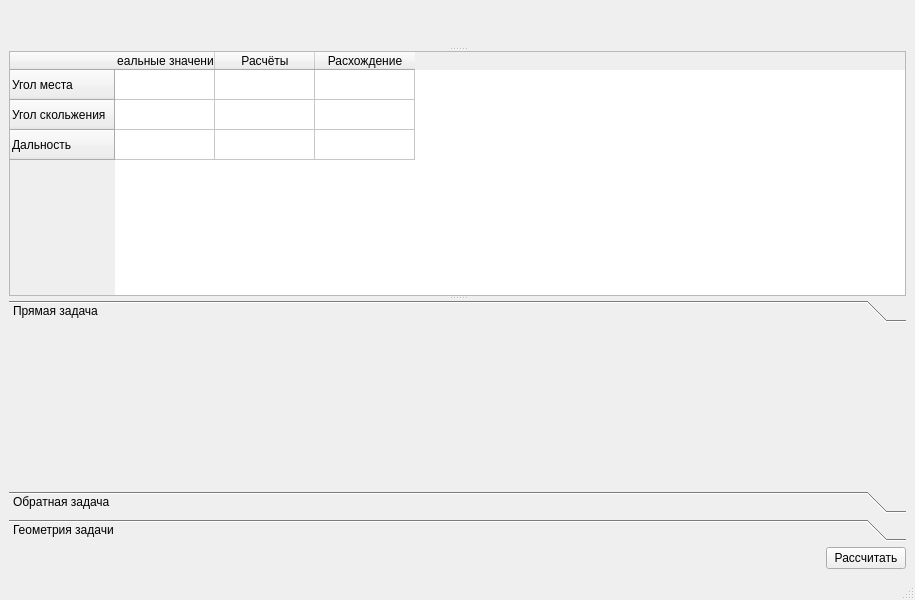
Before: the Qt Designer form gui/mainwindow.ui in St0rm-Petrel/Troposphere-refraction-2026, drawn with Qt 5.
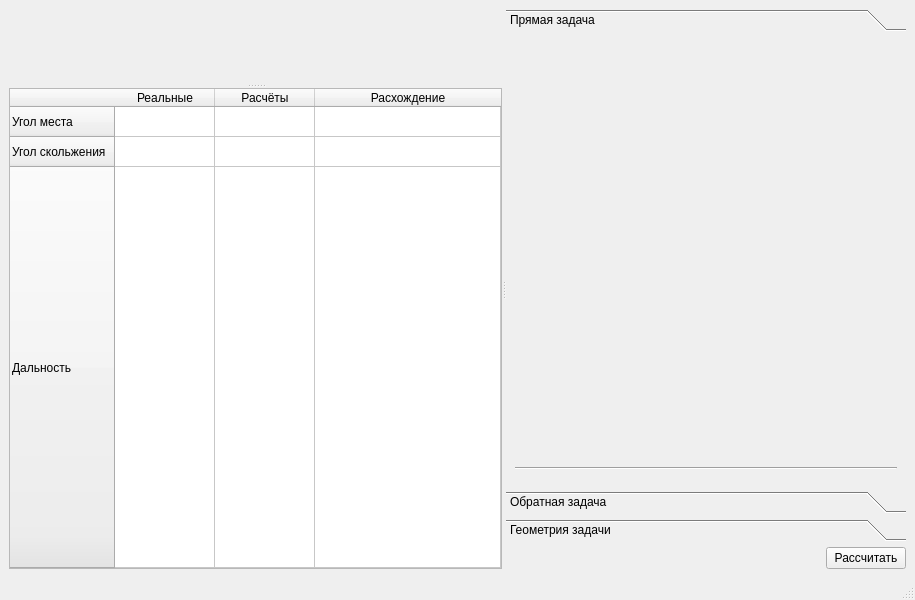
After: the same form once the commit is applied. The open tabs and pages were chosen to show the change. Custom widgets are drawn as their Qt base class.

Commit message: corrected layouts

```diff
--- a/gui/mainwindow.ui
+++ b/gui/mainwindow.ui
@@ -14,11 +14,11 @@
    <string>MainWindow</string>
   </property>
   <widget class="QWidget" name="centralwidget">
-   <layout class="QGridLayout" name="gridLayout_4">
+   <layout class="QGridLayout" name="gridLayout_2">
     <item row="0" column="0">
      <widget class="QSplitter" name="splitter_2">
       <property name="orientation">
-       <enum>Qt::Vertical</enum>
+       <enum>Qt::Horizontal</enum>
       </property>
       <widget class="QSplitter" name="splitter">
        <property name="orientation">
@@ -42,6 +42,21 @@
         <property name="editTriggers">
          <set>QAbstractItemView::NoEditTriggers</set>
         </property>
+        <attribute name="horizontalHeaderCascadingSectionResizes">
+         <bool>true</bool>
+        </attribute>
+        <attribute name="horizontalHeaderHighlightSections">
+         <bool>true</bool>
+        </attribute>
+        <attribute name="horizontalHeaderShowSortIndicator" stdset="0">
+         <bool>true</bool>
+        </attribute>
+        <attribute name="horizontalHeaderStretchLastSection">
+         <bool>true</bool>
+        </attribute>
+        <attribute name="verticalHeaderStretchLastSection">
+         <bool>true</bool>
+        </attribute>
         <row>
          <property name="text">
           <string>Угол места</string>
@@ -59,7 +74,7 @@
         </row>
         <column>
          <property name="text">
-          <string>Реальные значения</string>
+          <string>Реальные</string>
          </property>
         </column>
         <column>
@@ -93,16 +108,32 @@
            <attribute name="label">
             <string>Прямая задача</string>
            </attribute>
-           <layout class="QHBoxLayout" name="horizontalLayout_2">
-            <item>
-             <layout class="QGridLayout" name="gridLayout_2">
-              <item row="0" column="0">
-               <widget class="AtmosphereSelection" name="dir_atm_sel" native="true"/>
-              </item>
-              <item row="1" column="0">
-               <widget class="RefractionSelection" name="dir_refr_sel" native="true"/>
-              </item>
-             </layout>
+           <layout class="QGridLayout" name="gridLayout_4">
+            <item row="3" column="0">
+             <widget class="RefractionSelection" name="dir_refr_sel" native="true"/>
+            </item>
+            <item row="2" column="0">
+             <widget class="Line" name="line_2">
+              <property name="orientation">
+               <enum>Qt::Horizontal</enum>
+              </property>
+             </widget>
+            </item>
+            <item row="0" column="0">
+             <widget class="AtmosphereSelection" name="dir_atm_sel" native="true"/>
+            </item>
+            <item row="1" column="0">
+             <spacer name="verticalSpacer_2">
+              <property name="orientation">
+               <enum>Qt::Vertical</enum>
+              </property>
+              <property name="sizeHint" stdset="0">
+               <size>
+                <width>20</width>
+                <height>40</height>
+               </size>
+              </property>
+             </spacer>
             </item>
            </layout>
           </widget>
```
Left out of the diff: 55 changed lines with no effect on the pictures.
